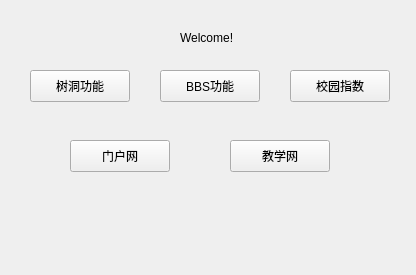
First picture: the form in Helper/mywidget.ui, repository champion-chenpeng/CuteSunny, before the edit.
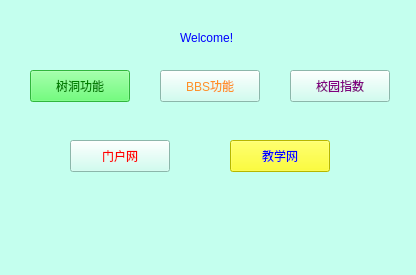
Second picture: the form after the edit.

Patch:
```diff
--- a/Helper/mywidget.ui
+++ b/Helper/mywidget.ui
@@ -13,6 +13,13 @@
   <property name="windowTitle">
    <string>MyWidget</string>
   </property>
+  <property name="styleSheet">
+   <string notr="true">QWidget
+{
+background: rgb(196, 255, 238);
+color: blue;
+}</string>
+  </property>
   <widget class="QPushButton" name="pushButton_portal">
    <property name="geometry">
     <rect>
@@ -22,6 +29,13 @@
      <height>32</height>
     </rect>
    </property>
+   <property name="styleSheet">
+    <string notr="true">QPushButton
+{
+	color: red;
+	font: 300 13pt &quot;STFangsong&quot;;
+}</string>
+   </property>
    <property name="text">
     <string>门户网</string>
    </property>
@@ -35,6 +49,14 @@
      <height>32</height>
     </rect>
    </property>
+   <property name="styleSheet">
+    <string notr="true">QPushButton
+{
+	background: yellow;
+	font: 300 13pt &quot;STFangsong&quot;;
+}
+</string>
+   </property>
    <property name="text">
     <string>教学网</string>
    </property>
@@ -48,6 +70,12 @@
      <height>16</height>
     </rect>
    </property>
+   <property name="styleSheet">
+    <string notr="true">QLabel
+{
+	font: italic 13pt &quot;BM Yeonsung&quot;;
+}</string>
+   </property>
    <property name="text">
     <string>Welcome!</string>
    </property>
@@ -61,6 +89,12 @@
      <height>32</height>
     </rect>
    </property>
+   <property name="styleSheet">
+    <string notr="true">QPushButton{
+	background: rgb(68, 255, 85);
+	color: green;
+}</string>
+   </property>
    <property name="text">
     <string>树洞功能</string>
    </property>
@@ -74,6 +108,12 @@
      <height>32</height>
     </rect>
    </property>
+   <property name="styleSheet">
+    <string notr="true">QPushButton
+{
+	color:rgb(255, 143, 38)
+}</string>
+   </property>
    <property name="text">
     <string>BBS功能</string>
    </property>
@@ -87,6 +127,14 @@
      <height>32</height>
     </rect>
    </property>
+   <property name="styleSheet">
+    <string notr="true">QPushButton
+{
+	color: purple
+;
+}
+</string>
+   </property>
    <property name="text">
     <string>校园指数</string>
    </property>
```
